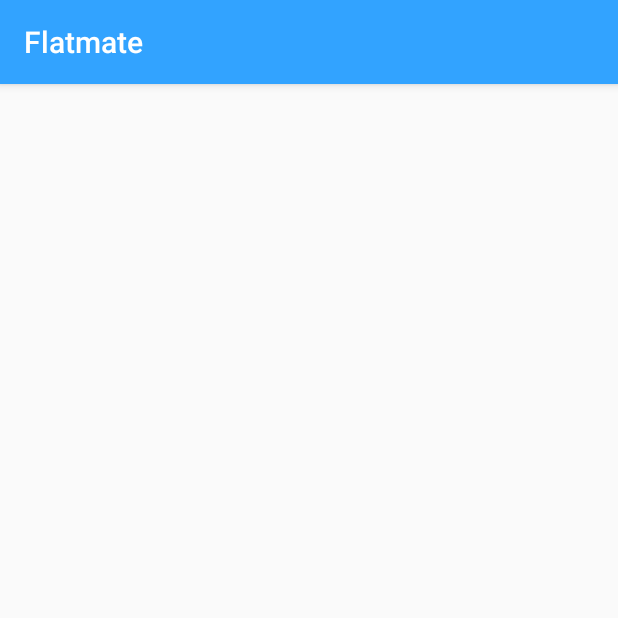
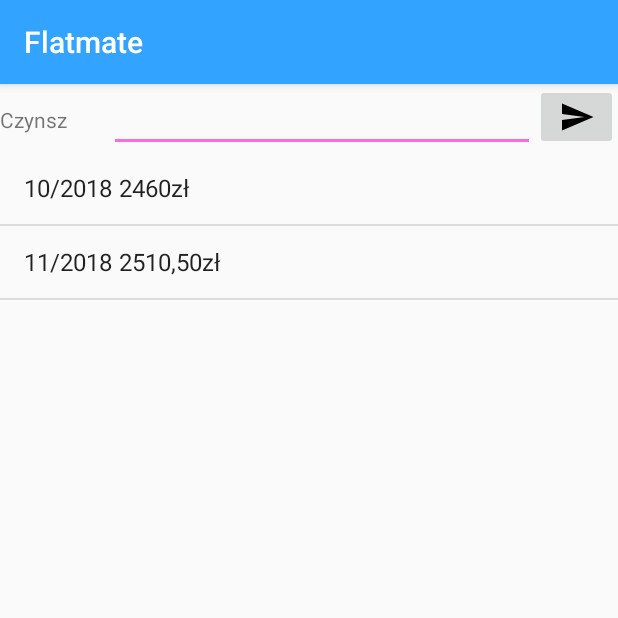
Before and after one commit to piowik/io-projekt-2018, an Android app: the RentActivity screen opened directly, with no data from a screen before it, on a phone screen of 412 x 824 dp, the top half of it. Run offline under Robolectric (Android 15) with nearby library versions, the phone set to English and light mode, and no system bars.

Commit message:
rent activity stub

```diff
--- a/app/src/main/java/io/almp/flatmanager/RentActivity.java
+++ b/app/src/main/java/io/almp/flatmanager/RentActivity.java
@@ -1,13 +1,38 @@
 package io.almp.flatmanager;
 
+import android.os.Bundle;
 import android.support.v7.app.AppCompatActivity;
-import android.os.Bundle;
+import android.widget.ArrayAdapter;
+import android.widget.EditText;
+import android.widget.ImageButton;
+import android.widget.ListView;
+import android.widget.Toast;
+
+import java.util.ArrayList;
 
 public class RentActivity extends AppCompatActivity {
+    private ArrayAdapter<String> adapter;
 
     @Override
     protected void onCreate(Bundle savedInstanceState) {
         super.onCreate(savedInstanceState);
         setContentView(R.layout.activity_rent);
+
+        ArrayList<String> rentHistoryList = new ArrayList<>();
+        rentHistoryList.add("10/2018 2460zł");
+        rentHistoryList.add("11/2018 2510,50zł");
+        EditText rentValueEditText = findViewById(R.id.rentValueEditText);
+        ListView renthistoryListView = findViewById(R.id.rentHistoryListview);
+        ImageButton sendRentButton = findViewById(R.id.sendRentButton);
+        sendRentButton.setOnClickListener(view -> {
+            // TODO
+            rentHistoryList.add(rentValueEditText.getText().toString());
+            rentValueEditText.setText("");
+            adapter.notifyDataSetChanged();
+            Toast.makeText(RentActivity.this, "Send", Toast.LENGTH_SHORT).show();
+        });
+        adapter = new ArrayAdapter<>(this, android.R.layout.simple_list_item_1, rentHistoryList);
+        renthistoryListView.setAdapter(adapter);
+
     }
 }
--- a/app/src/main/res/layout/activity_rent.xml
+++ b/app/src/main/res/layout/activity_rent.xml
@@ -1,9 +1,42 @@
 <?xml version="1.0" encoding="utf-8"?>
-<android.support.constraint.ConstraintLayout xmlns:android="http://schemas.android.com/apk/res/android"
-    xmlns:app="http://schemas.android.com/apk/res-auto"
-    xmlns:tools="http://schemas.android.com/tools"
+<LinearLayout xmlns:app="http://schemas.android.com/apk/res-auto"
     android:layout_width="match_parent"
     android:layout_height="match_parent"
-    tools:context=".RentActivity">
+    android:orientation="vertical"
+    tools:context=".RentActivity"
+    xmlns:tools="http://schemas.android.com/tools"
+    xmlns:android="http://schemas.android.com/apk/res/android">
 
-</android.support.constraint.ConstraintLayout>
+
+    <LinearLayout
+        android:layout_width="match_parent"
+        android:layout_height="wrap_content"
+        android:orientation="horizontal">
+
+        <TextView
+            android:layout_width="wrap_content"
+            android:layout_height="wrap_content"
+            android:layout_weight="4"
+            android:text="Czynsz" />
+
+        <EditText
+            android:id="@+id/rentValueEditText"
+            android:layout_width="wrap_content"
+            android:layout_height="wrap_content"
+            android:layout_weight="10"
+            android:ems="10"
+            android:inputType="numberDecimal" />
+
+        <ImageButton
+            android:id="@+id/sendRentButton"
+            android:layout_width="wrap_content"
+            android:layout_height="wrap_content"
+            android:layout_weight="1"
+            app:srcCompat="@drawable/ic_send_black_24dp" />
+    </LinearLayout>
+
+    <ListView
+        android:id="@+id/rentHistoryListview"
+        android:layout_width="match_parent"
+        android:layout_height="match_parent" />
+</LinearLayout>
```
